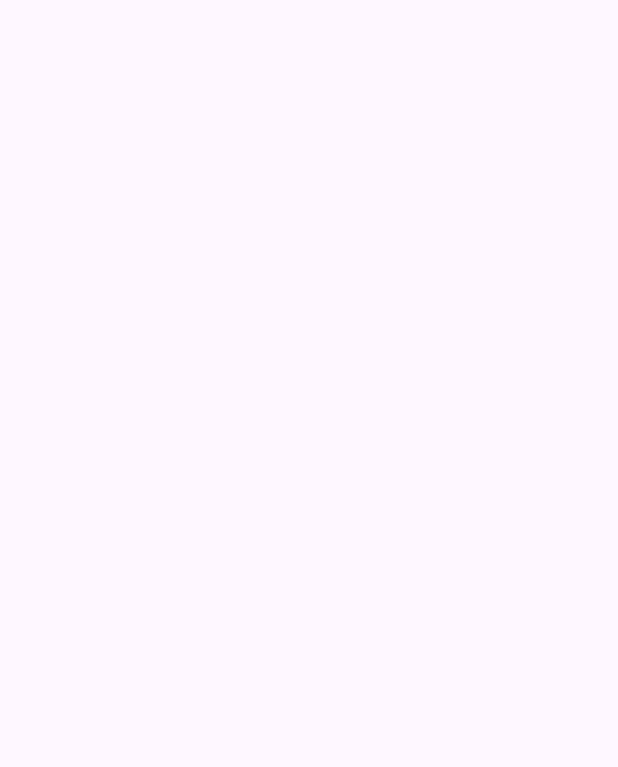
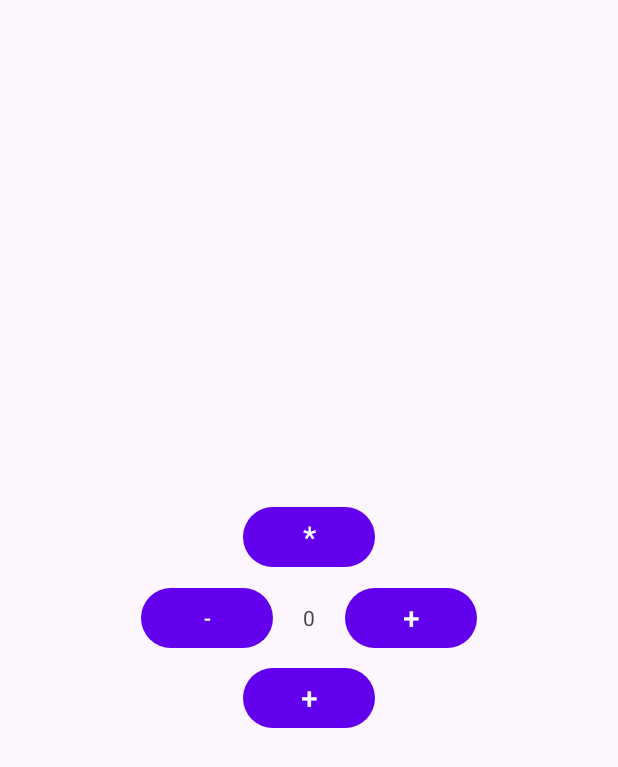
Before and after one commit to amanpreeto7/KotlinJuneBatch, an Android app: the first screen one second after launch (SplashActivity before the commit, RelativeActivity after it), on a phone screen of 412 x 824 dp. Before the commit the part shown is empty. Shown: the top 767 px of the screen. Run offline under Robolectric (Android 15) with nearby library versions, the phone set to English and light mode, and no system bars.

Commit message:
Relative layout added

```diff
--- a/app/src/main/AndroidManifest.xml
+++ b/app/src/main/AndroidManifest.xml
@@ -16,13 +16,17 @@
         android:theme="@style/Theme.KotlinJuneBatch"
         tools:targetApi="31">
         <activity
-            android:name=".SplashActivity"
+            android:name=".RelativeActivity"
             android:exported="true">
             <intent-filter>
                 <action android:name="android.intent.action.MAIN" />
 
                 <category android:name="android.intent.category.LAUNCHER" />
             </intent-filter>
+        </activity>
+        <activity
+            android:name=".SplashActivity"
+            android:exported="true">
         </activity>
         <activity
             android:name=".MainActivity2"
@@ -42,9 +46,7 @@
         </activity>
         <activity
             android:name=".LoginActivity"
-            android:exported="true">
-
-        </activity>
+            android:exported="true"></activity>
     </application>
 
 </manifest>
--- /dev/null
+++ b/app/src/main/java/com/o7solutions/kotlinjunebatch/RelativeActivity.kt
@@ -0,0 +1,36 @@
+package com.o7solutions.kotlinjunebatch
+
+import androidx.appcompat.app.AppCompatActivity
+import android.os.Bundle
+import android.widget.Button
+import android.widget.TextView
+
+class RelativeActivity : AppCompatActivity() {
+
+    lateinit var btnMinus : Button
+    lateinit var btnAdd : Button
+    lateinit var btnMultiply : Button
+    lateinit var btnDivide : Button
+    lateinit var tvNumber : TextView
+    var number = 0
+
+    override fun onCreate(savedInstanceState: Bundle?) {
+        super.onCreate(savedInstanceState)
+        setContentView(R.layout.activity_relative)
+
+        btnMinus = findViewById(R.id.btnMinus)
+        btnAdd = findViewById(R.id.btnAdd)
+        btnMultiply = findViewById(R.id.btnMultiply)
+        btnDivide = findViewById(R.id.btnDivide)
+        tvNumber = findViewById(R.id.tvNumber)
+
+        tvNumber.text = number.toString()
+
+        btnAdd.setOnClickListener {
+            number += 2
+            tvNumber.text = number.toString()
+        }
+
+
+    }
+}
--- /dev/null
+++ b/app/src/main/res/layout/activity_relative.xml
@@ -0,0 +1,60 @@
+<?xml version="1.0" encoding="utf-8"?>
+<RelativeLayout xmlns:android="http://schemas.android.com/apk/res/android"
+    android:layout_width="match_parent"
+    android:layout_height="match_parent">
+
+    <Button
+        android:id="@+id/btnMultiply"
+        android:layout_width="wrap_content"
+        android:layout_height="wrap_content"
+        android:layout_above="@+id/tvNumber"
+        android:layout_centerHorizontal="true"
+        android:layout_marginStart="20dp"
+        android:layout_marginTop="20dp"
+        android:layout_marginEnd="20dp"
+        android:layout_marginBottom="20dp"
+        android:gravity="center"
+        android:text="@string/multiply_sign"
+        android:textSize="20sp" />
+
+    <TextView
+        android:id="@+id/tvNumber"
+        android:layout_width="wrap_content"
+        android:layout_height="wrap_content"
+        android:text="@string/number"
+        android:layout_centerInParent="true"/>
+
+    <Button
+        android:layout_width="wrap_content"
+        android:layout_height="wrap_content"
+        android:layout_centerVertical="true"
+        android:layout_margin="20dp"
+        android:text="@string/minus"
+        android:id="@+id/btnMinus"
+        android:layout_toLeftOf="@+id/tvNumber"/>
+
+
+    <Button
+        android:layout_width="wrap_content"
+        android:layout_height="wrap_content"
+        android:text="@string/add_sign"
+        android:gravity="center"
+        android:layout_margin="20dp"
+        android:textSize="20sp"
+        android:id="@+id/btnAdd"
+        android:layout_centerVertical="true"
+        android:layout_toRightOf="@+id/tvNumber"/>
+
+
+    <Button
+        android:layout_width="wrap_content"
+        android:layout_height="wrap_content"
+        android:text="@string/add_sign"
+        android:gravity="center"
+        android:layout_margin="20dp"
+        android:textSize="20sp"
+        android:id="@+id/btnDivide"
+        android:layout_centerHorizontal="true"
+        android:layout_below="@+id/tvNumber"/>
+
+</RelativeLayout>
--- a/app/src/main/res/values/strings.xml
+++ b/app/src/main/res/values/strings.xml
@@ -12,4 +12,8 @@
     <string name="checkbox">Checkbox</string>
     <string name="check_box_checked">Checkbox checked</string>
     <string name="check_box_unchecked">Checkbox unchecked</string>
+    <string name="number">Number</string>
+    <string name="minus">-</string>
+    <string name="multiply_sign">*</string>
+    <string name="add_sign">+</string>
 </resources>
```
